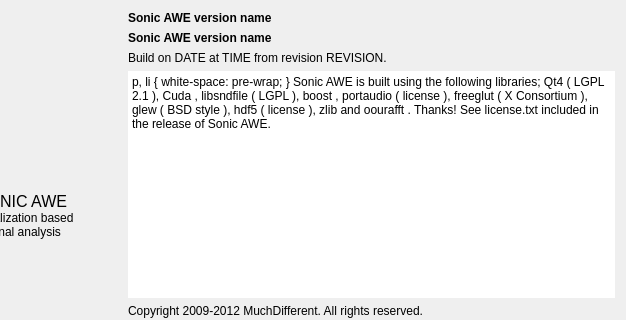
First picture: the form in src/tools/aboutdialog.ui, repository gustafsson/freq, before the edit; both pictures show x 89 to 715 and y 0 to 320 of the 715 by 661 pixel window.
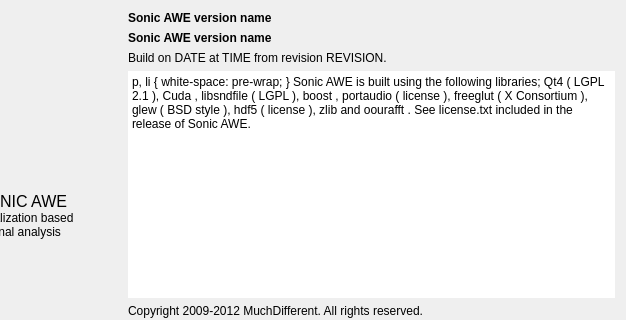
Second picture: the form after the edit. Icons and pictures are not drawn.

```diff
--- a/src/tools/aboutdialog.ui
+++ b/src/tools/aboutdialog.ui
@@ -191,11 +191,11 @@
         <string>&lt;!DOCTYPE HTML PUBLIC &quot;-//W3C//DTD HTML 4.0//EN&quot; &quot;http://www.w3.org/TR/REC-html40/strict.dtd&quot;&gt;
 &lt;html&gt;&lt;head&gt;&lt;meta name=&quot;qrichtext&quot; content=&quot;1&quot; /&gt;&lt;style type=&quot;text/css&quot;&gt;
 p, li { white-space: pre-wrap; }
-&lt;/style&gt;&lt;/head&gt;&lt;body style=&quot; font-family:'MS Shell Dlg 2'; font-size:8.25pt; font-weight:400; font-style:normal;&quot;&gt;
+&lt;/style&gt;&lt;/head&gt;&lt;body style=&quot; font-family:'.Lucida Grande UI'; font-size:13pt; font-weight:400; font-style:normal;&quot;&gt;
 &lt;table border=&quot;0&quot; style=&quot;-qt-table-type: root; margin-top:4px; margin-bottom:4px; margin-left:4px; margin-right:4px;&quot;&gt;
 &lt;tr&gt;
 &lt;td style=&quot;border: none;&quot;&gt;
-&lt;p style=&quot; margin-top:0px; margin-bottom:0px; margin-left:0px; margin-right:0px; -qt-block-indent:0; text-indent:0px;&quot;&gt;&lt;span style=&quot; font-family:'Sans'; font-size:10pt;&quot;&gt;Sonic AWE is built using the following libraries; &lt;/span&gt;&lt;a href=&quot;http://qt.nokia.com/&quot;&gt;&lt;span style=&quot; font-family:'Sans'; font-size:10pt; text-decoration: underline; color:#0000ff;&quot;&gt;Qt4&lt;/span&gt;&lt;/a&gt;&lt;span style=&quot; font-family:'Sans'; font-size:10pt;&quot;&gt; (&lt;/span&gt;&lt;a href=&quot;http://www.gnu.org/licenses/lgpl-2.1.html&quot;&gt;&lt;span style=&quot; font-family:'Sans'; font-size:10pt; text-decoration: underline; color:#0000ff;&quot;&gt;LGPL 2.1&lt;/span&gt;&lt;/a&gt;&lt;span style=&quot; font-family:'Sans'; font-size:10pt;&quot;&gt;), &lt;/span&gt;&lt;a href=&quot;http://www.nvidia.com/object/cuda_home.html&quot;&gt;&lt;span style=&quot; font-family:'Sans'; font-size:10pt; text-decoration: underline; color:#0000ff;&quot;&gt;Cuda&lt;/span&gt;&lt;/a&gt;&lt;span style=&quot; font-family:'Sans'; font-size:10pt;&quot;&gt;, &lt;/span&gt;&lt;a href=&quot;http://www.mega-nerd.com/libsndfile/&quot;&gt;&lt;span style=&quot; font-family:'Sans'; font-size:10pt; text-decoration: underline; color:#0000ff;&quot;&gt;libsndfile&lt;/span&gt;&lt;/a&gt;&lt;span style=&quot; font-family:'Sans'; font-size:10pt;&quot;&gt; (&lt;/span&gt;&lt;a href=&quot;http://www.gnu.org/copyleft/lesser.html&quot;&gt;&lt;span style=&quot; font-family:'Sans'; font-size:10pt; text-decoration: underline; color:#0000ff;&quot;&gt;LGPL&lt;/span&gt;&lt;/a&gt;&lt;span style=&quot; font-family:'Sans'; font-size:10pt;&quot;&gt;), &lt;/span&gt;&lt;a href=&quot;http://www.boost.org/&quot;&gt;&lt;span style=&quot; font-family:'Sans'; font-size:10pt; text-decoration: underline; color:#0000ff;&quot;&gt;boost&lt;/span&gt;&lt;/a&gt;&lt;span style=&quot; font-family:'Sans'; font-size:10pt;&quot;&gt;, &lt;/span&gt;&lt;a href=&quot;http://www.portaudio.com/&quot;&gt;&lt;span style=&quot; font-family:'Sans'; font-size:10pt; text-decoration: underline; color:#0000ff;&quot;&gt;portaudio&lt;/span&gt;&lt;/a&gt;&lt;span style=&quot; font-family:'Sans'; font-size:10pt;&quot;&gt; (&lt;/span&gt;&lt;a href=&quot;http://www.portaudio.com/license.html&quot;&gt;&lt;span style=&quot; font-family:'Sans'; font-size:10pt; text-decoration: underline; color:#0000ff;&quot;&gt;license&lt;/span&gt;&lt;/a&gt;&lt;span style=&quot; font-family:'Sans'; font-size:10pt;&quot;&gt;), &lt;/span&gt;&lt;a href=&quot;http://freeglut.sourceforge.net/&quot;&gt;&lt;span style=&quot; font-family:'Sans'; font-size:10pt; text-decoration: underline; color:#0000ff;&quot;&gt;freeglut&lt;/span&gt;&lt;/a&gt;&lt;span style=&quot; font-family:'Sans'; font-size:10pt;&quot;&gt; (&lt;/span&gt;&lt;a href=&quot;http://www.xfree86.org/3.3.6/COPYRIGHT2.html#3&quot;&gt;&lt;span style=&quot; font-family:'Sans'; font-size:10pt; text-decoration: underline; color:#0000ff;&quot;&gt;X Consortium&lt;/span&gt;&lt;/a&gt;&lt;span style=&quot; font-family:'Sans'; font-size:10pt;&quot;&gt;), &lt;/span&gt;&lt;a href=&quot;http://glew.sourceforge.net/&quot;&gt;&lt;span style=&quot; font-family:'Sans'; font-size:10pt; text-decoration: underline; color:#0000ff;&quot;&gt;glew&lt;/span&gt;&lt;/a&gt;&lt;span style=&quot; font-family:'Sans'; font-size:10pt;&quot;&gt; (&lt;/span&gt;&lt;a href=&quot;http://glew.sourceforge.net/glew.txt&quot;&gt;&lt;span style=&quot; font-family:'Sans'; font-size:10pt; text-decoration: underline; color:#0000ff;&quot;&gt;BSD style&lt;/span&gt;&lt;/a&gt;&lt;span style=&quot; font-family:'Sans'; font-size:10pt;&quot;&gt;), &lt;/span&gt;&lt;a href=&quot;http://www.hdfgroup.org/HDF5/&quot;&gt;&lt;span style=&quot; font-family:'Sans'; font-size:10pt; text-decoration: underline; color:#0000ff;&quot;&gt;hdf5&lt;/span&gt;&lt;/a&gt;&lt;span style=&quot; font-family:'Sans'; font-size:10pt;&quot;&gt; (&lt;/span&gt;&lt;a href=&quot;http://www.hdfgroup.org/HDF5/doc/Copyright.html&quot;&gt;&lt;span style=&quot; font-family:'Sans'; font-size:10pt; text-decoration: underline; color:#0000ff;&quot;&gt;license&lt;/span&gt;&lt;/a&gt;&lt;span style=&quot; font-family:'Sans'; font-size:10pt;&quot;&gt;), &lt;/span&gt;&lt;a href=&quot;http://www.zlib.net/&quot;&gt;&lt;span style=&quot; font-family:'Sans'; font-size:10pt; text-decoration: underline; color:#0000ff;&quot;&gt;zlib&lt;/span&gt;&lt;/a&gt;&lt;span style=&quot; font-family:'Sans'; font-size:10pt;&quot;&gt; and &lt;/span&gt;&lt;a href=&quot;http://www.kurims.kyoto-u.ac.jp/~ooura/fft.html&quot;&gt;&lt;span style=&quot; font-family:'Sans'; font-size:10pt; text-decoration: underline; color:#0000ff;&quot;&gt;oourafft&lt;/span&gt;&lt;/a&gt;&lt;span style=&quot; font-family:'Sans'; font-size:10pt;&quot;&gt;. Thanks!&lt;/span&gt;&lt;/p&gt;
+&lt;p style=&quot; margin-top:0px; margin-bottom:0px; margin-left:0px; margin-right:0px; -qt-block-indent:0; text-indent:0px;&quot;&gt;&lt;span style=&quot; font-family:'Sans'; font-size:10pt;&quot;&gt;Sonic AWE is built using the following libraries; &lt;/span&gt;&lt;a href=&quot;http://qt.nokia.com/&quot;&gt;&lt;span style=&quot; font-family:'Sans'; font-size:10pt; text-decoration: underline; color:#0000ff;&quot;&gt;Qt4&lt;/span&gt;&lt;/a&gt;&lt;span style=&quot; font-family:'Sans'; font-size:10pt;&quot;&gt; (&lt;/span&gt;&lt;a href=&quot;http://www.gnu.org/licenses/lgpl-2.1.html&quot;&gt;&lt;span style=&quot; font-family:'Sans'; font-size:10pt; text-decoration: underline; color:#0000ff;&quot;&gt;LGPL 2.1&lt;/span&gt;&lt;/a&gt;&lt;span style=&quot; font-family:'Sans'; font-size:10pt;&quot;&gt;), &lt;/span&gt;&lt;a href=&quot;http://www.nvidia.com/object/cuda_home.html&quot;&gt;&lt;span style=&quot; font-family:'Sans'; font-size:10pt; text-decoration: underline; color:#0000ff;&quot;&gt;Cuda&lt;/span&gt;&lt;/a&gt;&lt;span style=&quot; font-family:'Sans'; font-size:10pt;&quot;&gt;, &lt;/span&gt;&lt;a href=&quot;http://www.mega-nerd.com/libsndfile/&quot;&gt;&lt;span style=&quot; font-family:'Sans'; font-size:10pt; text-decoration: underline; color:#0000ff;&quot;&gt;libsndfile&lt;/span&gt;&lt;/a&gt;&lt;span style=&quot; font-family:'Sans'; font-size:10pt;&quot;&gt; (&lt;/span&gt;&lt;a href=&quot;http://www.gnu.org/copyleft/lesser.html&quot;&gt;&lt;span style=&quot; font-family:'Sans'; font-size:10pt; text-decoration: underline; color:#0000ff;&quot;&gt;LGPL&lt;/span&gt;&lt;/a&gt;&lt;span style=&quot; font-family:'Sans'; font-size:10pt;&quot;&gt;), &lt;/span&gt;&lt;a href=&quot;http://www.boost.org/&quot;&gt;&lt;span style=&quot; font-family:'Sans'; font-size:10pt; text-decoration: underline; color:#0000ff;&quot;&gt;boost&lt;/span&gt;&lt;/a&gt;&lt;span style=&quot; font-family:'Sans'; font-size:10pt;&quot;&gt;, &lt;/span&gt;&lt;a href=&quot;http://www.portaudio.com/&quot;&gt;&lt;span style=&quot; font-family:'Sans'; font-size:10pt; text-decoration: underline; color:#0000ff;&quot;&gt;portaudio&lt;/span&gt;&lt;/a&gt;&lt;span style=&quot; font-family:'Sans'; font-size:10pt;&quot;&gt; (&lt;/span&gt;&lt;a href=&quot;http://www.portaudio.com/license.html&quot;&gt;&lt;span style=&quot; font-family:'Sans'; font-size:10pt; text-decoration: underline; color:#0000ff;&quot;&gt;license&lt;/span&gt;&lt;/a&gt;&lt;span style=&quot; font-family:'Sans'; font-size:10pt;&quot;&gt;), &lt;/span&gt;&lt;a href=&quot;http://freeglut.sourceforge.net/&quot;&gt;&lt;span style=&quot; font-family:'Sans'; font-size:10pt; text-decoration: underline; color:#0000ff;&quot;&gt;freeglut&lt;/span&gt;&lt;/a&gt;&lt;span style=&quot; font-family:'Sans'; font-size:10pt;&quot;&gt; (&lt;/span&gt;&lt;a href=&quot;http://www.xfree86.org/3.3.6/COPYRIGHT2.html#3&quot;&gt;&lt;span style=&quot; font-family:'Sans'; font-size:10pt; text-decoration: underline; color:#0000ff;&quot;&gt;X Consortium&lt;/span&gt;&lt;/a&gt;&lt;span style=&quot; font-family:'Sans'; font-size:10pt;&quot;&gt;), &lt;/span&gt;&lt;a href=&quot;http://glew.sourceforge.net/&quot;&gt;&lt;span style=&quot; font-family:'Sans'; font-size:10pt; text-decoration: underline; color:#0000ff;&quot;&gt;glew&lt;/span&gt;&lt;/a&gt;&lt;span style=&quot; font-family:'Sans'; font-size:10pt;&quot;&gt; (&lt;/span&gt;&lt;a href=&quot;http://glew.sourceforge.net/glew.txt&quot;&gt;&lt;span style=&quot; font-family:'Sans'; font-size:10pt; text-decoration: underline; color:#0000ff;&quot;&gt;BSD style&lt;/span&gt;&lt;/a&gt;&lt;span style=&quot; font-family:'Sans'; font-size:10pt;&quot;&gt;), &lt;/span&gt;&lt;a href=&quot;http://www.hdfgroup.org/HDF5/&quot;&gt;&lt;span style=&quot; font-family:'Sans'; font-size:10pt; text-decoration: underline; color:#0000ff;&quot;&gt;hdf5&lt;/span&gt;&lt;/a&gt;&lt;span style=&quot; font-family:'Sans'; font-size:10pt;&quot;&gt; (&lt;/span&gt;&lt;a href=&quot;http://www.hdfgroup.org/HDF5/doc/Copyright.html&quot;&gt;&lt;span style=&quot; font-family:'Sans'; font-size:10pt; text-decoration: underline; color:#0000ff;&quot;&gt;license&lt;/span&gt;&lt;/a&gt;&lt;span style=&quot; font-family:'Sans'; font-size:10pt;&quot;&gt;), &lt;/span&gt;&lt;a href=&quot;http://www.zlib.net/&quot;&gt;&lt;span style=&quot; font-family:'Sans'; font-size:10pt; text-decoration: underline; color:#0000ff;&quot;&gt;zlib&lt;/span&gt;&lt;/a&gt;&lt;span style=&quot; font-family:'Sans'; font-size:10pt;&quot;&gt; and &lt;/span&gt;&lt;a href=&quot;http://www.kurims.kyoto-u.ac.jp/~ooura/fft.html&quot;&gt;&lt;span style=&quot; font-family:'Sans'; font-size:10pt; text-decoration: underline; color:#0000ff;&quot;&gt;oourafft&lt;/span&gt;&lt;/a&gt;&lt;span style=&quot; font-family:'Sans'; font-size:10pt;&quot;&gt;.&lt;/span&gt;&lt;/p&gt;
 &lt;p style=&quot;-qt-paragraph-type:empty; margin-top:0px; margin-bottom:0px; margin-left:0px; margin-right:0px; -qt-block-indent:0; text-indent:0px; font-family:'Sans'; font-size:10pt;&quot;&gt;&lt;br /&gt;&lt;/p&gt;
 &lt;p style=&quot; margin-top:0px; margin-bottom:0px; margin-left:0px; margin-right:0px; -qt-block-indent:0; text-indent:0px;&quot;&gt;&lt;span style=&quot; font-family:'Sans'; font-size:10pt;&quot;&gt;See &lt;/span&gt;&lt;a href=&quot;file:///usr/share/sonicawe/license/license.txt&quot;&gt;&lt;span style=&quot; font-family:'Sans'; font-size:10pt; text-decoration: underline; color:#0000ff;&quot;&gt;license.txt&lt;/span&gt;&lt;/a&gt;&lt;span style=&quot; font-family:'Sans'; font-size:10pt;&quot;&gt; included in the release of Sonic AWE.&lt;/span&gt;&lt;/p&gt;&lt;/td&gt;&lt;/tr&gt;&lt;/table&gt;&lt;/body&gt;&lt;/html&gt;</string>
        </property>
```
